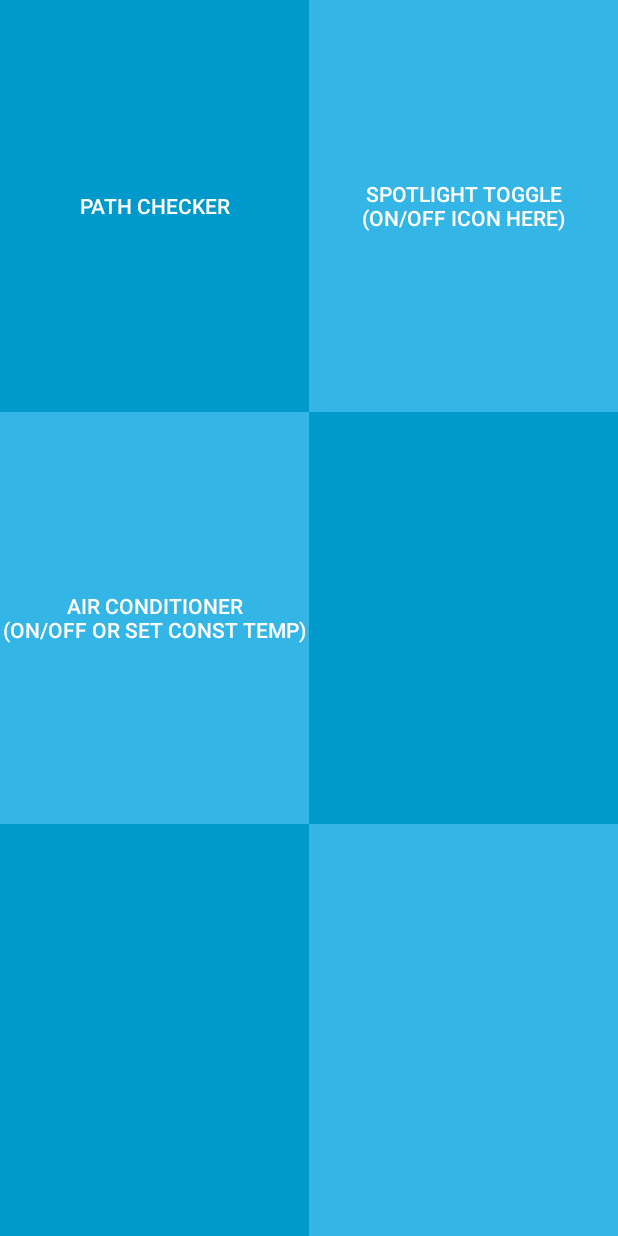
After one commit to Shane-Jansen/motion-detector-android, an Android app: the layout fragment_home.xml on its own in the app's theme, with its tools: preview values and no code run, on a phone screen of 412 x 824 dp. The commit adds this screen. Run offline under Robolectric (Android 15) with nearby library versions, the phone set to English and light mode, and no system bars.

Commit message:
Working on moving to fragment with single parent activity.

```diff
--- a/app/src/main/AndroidManifest.xml
+++ b/app/src/main/AndroidManifest.xml
@@ -26,7 +26,7 @@
         <service android:enabled="true" android:name=".managers.BluetoothService" />
 
         <activity
-            android:name=".activities.MainActivity"
+            android:name=".MainActivity"
             android:label="@string/app_name"
             android:screenOrientation="portrait" >
             <intent-filter>
@@ -36,7 +36,7 @@
             </intent-filter>
         </activity>
         <activity
-            android:name=".activities.bluetooth.BluetoothActivity"
+            android:name=".fragments.BluetoothFragment"
             android:label="@string/title_activity_path_checker"
             android:screenOrientation="portrait">
         </activity>
--- a/app/src/main/java/com/sjjapps/motiondetector/managers/BluetoothService.java
+++ b/app/src/main/java/com/sjjapps/motiondetector/managers/BluetoothService.java
@@ -17,7 +17,7 @@ import android.os.Message;
 import android.os.PowerManager;
 import android.support.v4.app.NotificationCompat;
 
-import com.sjjapps.motiondetector.activities.MainActivity;
+import com.sjjapps.motiondetector.MainActivity;
 import com.sjjapps.motiondetector.R;
 import com.sjjapps.motiondetector.utils.BluetoothConnectedHelper;
 
--- a/app/src/main/res/layout/activity_path_checker.xml
+++ b/app/src/main/res/layout/fragment_bluetooth.xml
@@ -1,7 +1,7 @@
 <LinearLayout xmlns:android="http://schemas.android.com/apk/res/android"
     xmlns:tools="http://schemas.android.com/tools" android:layout_width="match_parent"
     android:layout_height="match_parent"
-    tools:context="com.sjjapps.motiondetector.activities.bluetooth.BluetoothActivity"
+    tools:context="com.sjjapps.motiondetector.fragments.BluetoothFragment"
     android:background="@android:color/holo_blue_dark"
     android:orientation="vertical"
     android:gravity="center">
--- /dev/null
+++ b/app/src/main/res/layout/fragment_home.xml
@@ -0,0 +1,83 @@
+<LinearLayout xmlns:android="http://schemas.android.com/apk/res/android"
+    android:layout_width="match_parent"
+    android:layout_height="match_parent"
+    android:orientation="vertical">
+
+    <LinearLayout
+        android:layout_width="match_parent"
+        android:layout_height="match_parent"
+        android:weightSum="3"
+        android:orientation="vertical">
+
+        <!-- Section 1 -->
+        <LinearLayout
+            android:layout_width="match_parent"
+            android:layout_height="0dp"
+            android:layout_weight="1"
+            android:orientation="horizontal"
+            android:gravity="center"
+            android:weightSum="2">
+            <Button
+                android:id="@+id/bthPathChecker"
+                android:layout_width="0dp"
+                android:layout_height="match_parent"
+                android:layout_weight="1"
+                android:text="Path Checker"
+                android:background="@android:color/holo_blue_dark"/>
+            <Button
+                android:id="@+id/btnSpotlightToggle"
+                android:layout_width="0dp"
+                android:layout_height="match_parent"
+                android:layout_weight="1"
+                android:text="Spotlight Toggle\n(On/Off Icon Here)"
+                android:background="@android:color/holo_blue_light"/>
+        </LinearLayout>
+
+        <!-- Section 2 -->
+        <LinearLayout
+            android:layout_width="match_parent"
+            android:layout_height="0dp"
+            android:layout_weight="1"
+            android:orientation="horizontal"
+            android:gravity="center"
+            android:weightSum="2">
+            <Button
+                android:id="@+id/btnAirConditioner"
+                android:layout_width="0dp"
+                android:layout_height="match_parent"
+                android:layout_weight="1"
+                android:text="Air Conditioner\n(On/Off or Set Const Temp)"
+                android:background="@android:color/holo_blue_light"/>
+            <Button
+                android:layout_width="0dp"
+                android:layout_height="match_parent"
+                android:layout_weight="1"
+                android:text=""
+                android:background="@android:color/holo_blue_dark"/>
+        </LinearLayout>
+
+        <!-- Section 3 -->
+        <LinearLayout
+            android:layout_width="match_parent"
+            android:layout_height="0dp"
+            android:layout_weight="1"
+            android:orientation="horizontal"
+            android:gravity="center"
+            android:weightSum="2">
+            <Button
+                android:layout_width="0dp"
+                android:layout_height="match_parent"
+                android:layout_weight="1"
+                android:text=""
+                android:background="@android:color/holo_blue_dark"/>
+            <Button
+                android:layout_width="0dp"
+                android:layout_height="match_parent"
+                android:layout_weight="1"
+                android:text=""
+                android:background="@android:color/holo_blue_light"/>
+        </LinearLayout>
+
+
+    </LinearLayout>
+</LinearLayout>
--- a/app/src/main/res/layout/toolbar.xml
+++ b/app/src/main/res/layout/toolbar.xml
@@ -1,6 +1,7 @@
 <android.support.v7.widget.Toolbar
     xmlns:android="http://schemas.android.com/apk/res/android"
-    android:id="@+id/toolbar"
     android:layout_width="match_parent"
     android:layout_height="wrap_content"
-    android:background="?attr/colorPrimary"/>
+    android:background="?attr/colorPrimary"
+    android:id="@+id/toolbar"
+    />
--- a/app/src/main/res/menu/menu_path_checker.xml
+++ b/app/src/main/res/menu/menu_path_checker.xml
@@ -1,5 +1,5 @@
 <menu xmlns:android="http://schemas.android.com/apk/res/android"
     xmlns:app="http://schemas.android.com/apk/res-auto"
     xmlns:tools="http://schemas.android.com/tools"
-    tools:context="com.sjjapps.motiondetector.activities.bluetooth.BluetoothActivity">
+    tools:context="com.sjjapps.motiondetector.fragments.BluetoothFragment">
 </menu>
```
Also changed, not shown: app/src/main/java/com/sjjapps/motiondetector/BaseActivity.java (+13 -9 lines), app/src/main/java/com/sjjapps/motiondetector/MainActivity.java (added, +38 -0 lines), app/src/main/java/com/sjjapps/motiondetector/activities/BaseActivity.java (deleted, +0 -10 lines), app/src/main/java/com/sjjapps/motiondetector/activities/MainActivity.java (deleted, +0 -60 lines), app/src/main/java/com/sjjapps/motiondetector/fragments/BluetoothFragment.java (renamed from app/src/main/java/com/sjjapps/motiondetector/activities/bluetooth/BluetoothActivity.java, +8 -8 lines), app/src/main/java/com/sjjapps/motiondetector/fragments/HomeFragment.java (added, +67 -0 lines), app/src/main/java/com/sjjapps/motiondetector/fragments/TransactionInterface.java (added, +10 -0 lines), app/src/main/res/layout/activity_main.xml (+7 -80 lines).
